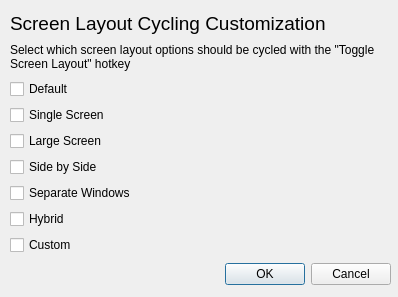
DavidRGriswold/azahar, file src/citra_qt/configuration/configure_layout_cycle.ui: the form before one commit.
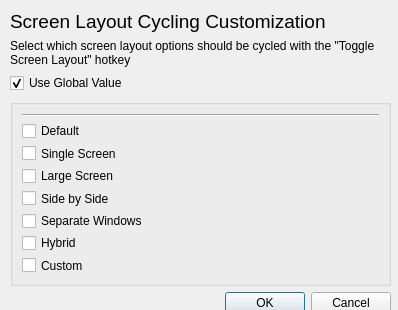
The form after the commit.

Patch:
```diff
--- a/src/citra_qt/configuration/configure_layout_cycle.ui
+++ b/src/citra_qt/configuration/configure_layout_cycle.ui
@@ -7,7 +7,7 @@
     <x>0</x>
     <y>0</y>
     <width>398</width>
-    <height>297</height>
+    <height>310</height>
    </rect>
   </property>
   <property name="sizePolicy">
@@ -25,10 +25,10 @@
      <x>10</x>
      <y>10</y>
      <width>381</width>
-     <height>281</height>
+     <height>304</height>
     </rect>
    </property>
-   <layout class="QVBoxLayout" name="verticalLayout" stretch="1,1,1,1">
+   <layout class="QVBoxLayout" name="verticalLayout" stretch="1,1,0,0,1">
     <property name="sizeConstraint">
      <enum>QLayout::SetDefaultConstraint</enum>
     </property>
@@ -67,7 +67,28 @@
      </widget>
     </item>
     <item>
-     <layout class="QVBoxLayout" name="verticalLayout_2">
+     <widget class="QCheckBox" name="globalCheck">
+      <property name="text">
+       <string>Use Global Value</string>
+      </property>
+      <property name="checked">
+       <bool>true</bool>
+      </property>
+     </widget>
+    </item>
+    <item>
+     <widget class="QGroupBox" name="checkGroup">
+      <property name="enabled">
+       <bool>true</bool>
+      </property>
+      <layout class="QVBoxLayout" name="vertLayout">
+       <item>
+        <widget class="Line" name="line">
+         <property name="orientation">
+          <enum>Qt::Horizontal</enum>
+         </property>
+        </widget>
+       </item>
       <item>
        <widget class="QCheckBox" name="defaultCheck">
         <property name="text">
@@ -139,6 +160,7 @@
        </widget>
       </item>
      </layout>
+     </widget>
     </item>
     <item>
      <widget class="QDialogButtonBox" name="buttonBox">
```
Lines whose indentation alone changed are shown as unchanged.
